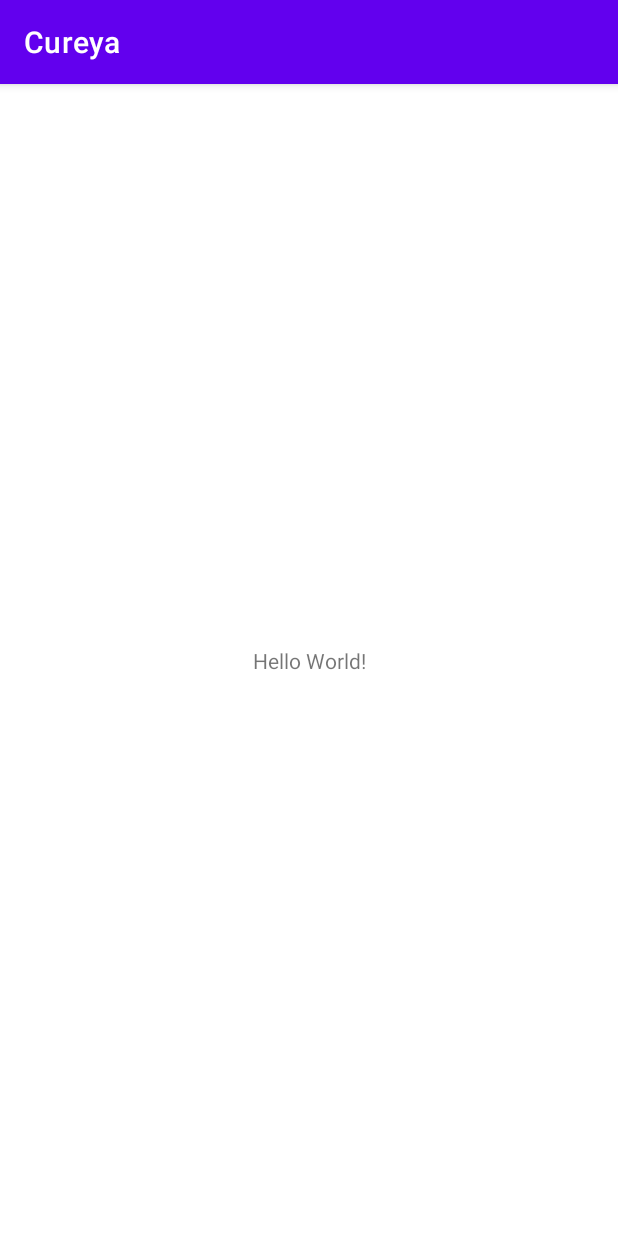
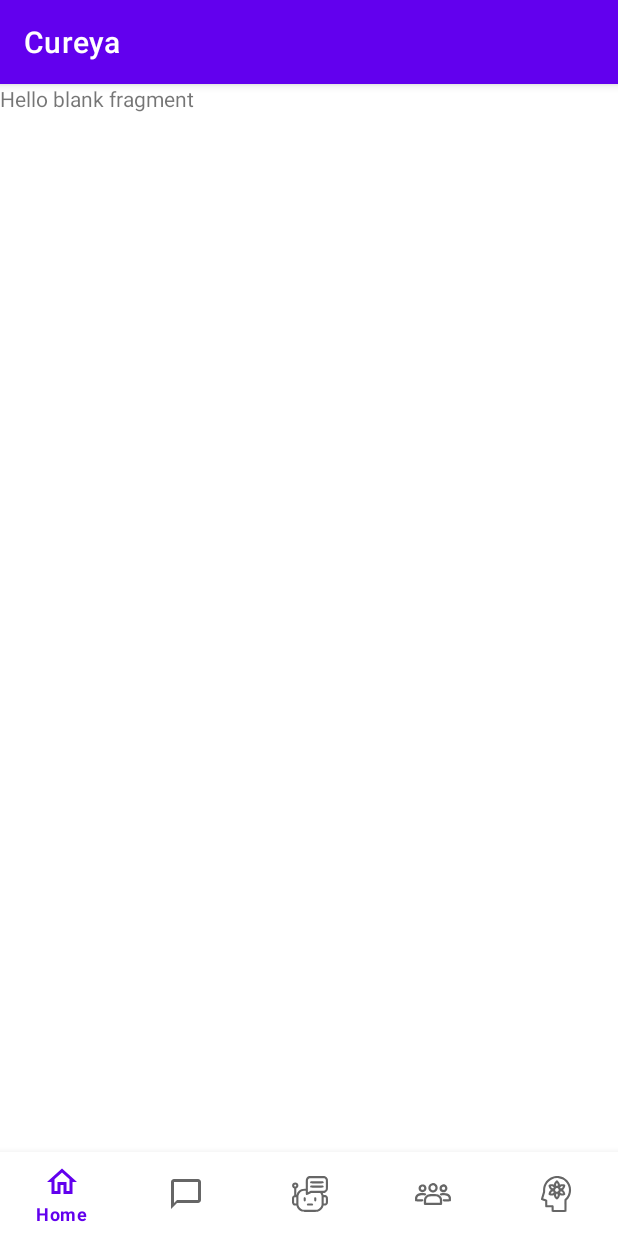
Before and after one commit to apurvaone/Cureya, an Android app: the screen it shows after launch (MainActivity), on a phone screen of 412 x 824 dp. Run offline under Robolectric (Android 15) with nearby library versions, the phone set to English and light mode, and no system bars.

Commit message:
main activity layout coded

```diff
--- a/app/src/main/res/layout/activity_main.xml
+++ b/app/src/main/res/layout/activity_main.xml
@@ -4,15 +4,31 @@
     xmlns:tools="http://schemas.android.com/tools"
     android:layout_width="match_parent"
     android:layout_height="match_parent"
-    tools:context=".MainActivity">
+    android:id="@+id/container"
+   >
 
-    <TextView
-        android:layout_width="wrap_content"
+    <com.google.android.material.bottomnavigation.BottomNavigationView
+        android:id="@+id/nav_view"
+        android:layout_width="0dp"
         android:layout_height="wrap_content"
-        android:text="Hello World!"
+        android:layout_marginStart="0dp"
+        android:layout_marginEnd="0dp"
+        android:background="?android:attr/windowBackground"
         app:layout_constraintBottom_toBottomOf="parent"
         app:layout_constraintLeft_toLeftOf="parent"
         app:layout_constraintRight_toRightOf="parent"
-        app:layout_constraintTop_toTopOf="parent" />
+        app:menu="@menu/bottom_nav_menu" />
+
+
+    <fragment
+        android:id="@+id/nav_host_fragment_activity_main"
+        android:name="androidx.navigation.fragment.NavHostFragment"
+        android:layout_width="match_parent"
+        android:layout_height="match_parent"
+        app:defaultNavHost="true"
+        app:layout_constraintBottom_toTopOf="@id/nav_view"
+        app:layout_constraintLeft_toLeftOf="parent"
+        app:layout_constraintRight_toRightOf="parent"
+        app:layout_constraintTop_toTopOf="parent" app:navGraph="@navigation/nav" />
 
 </androidx.constraintlayout.widget.ConstraintLayout>
```
